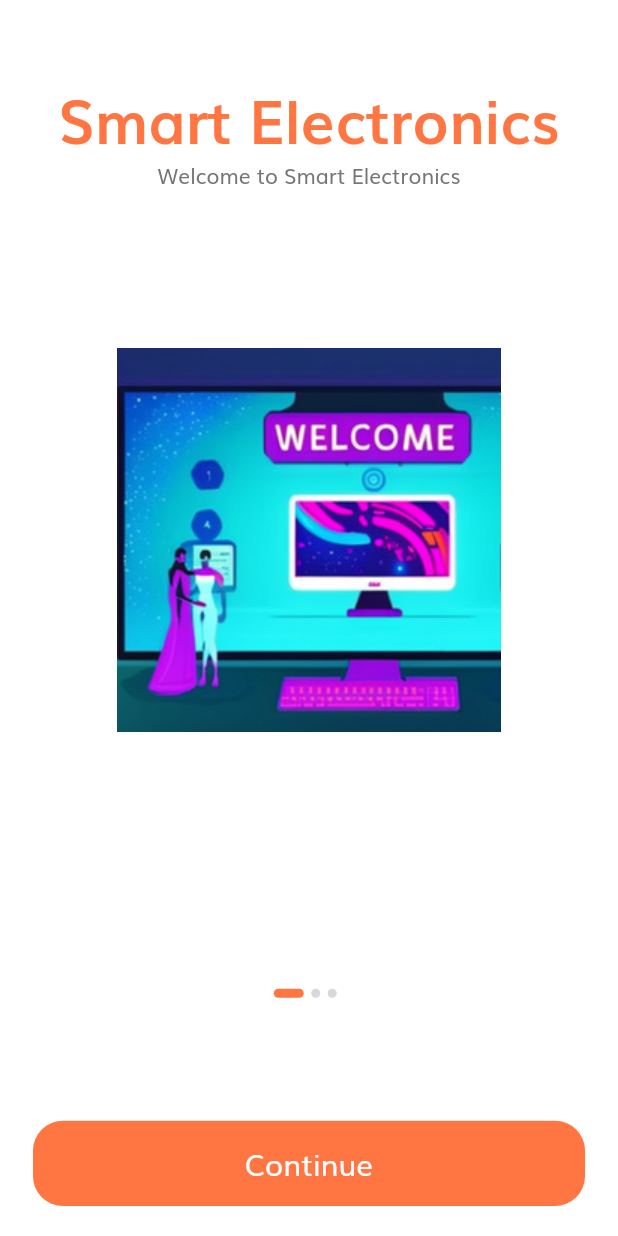
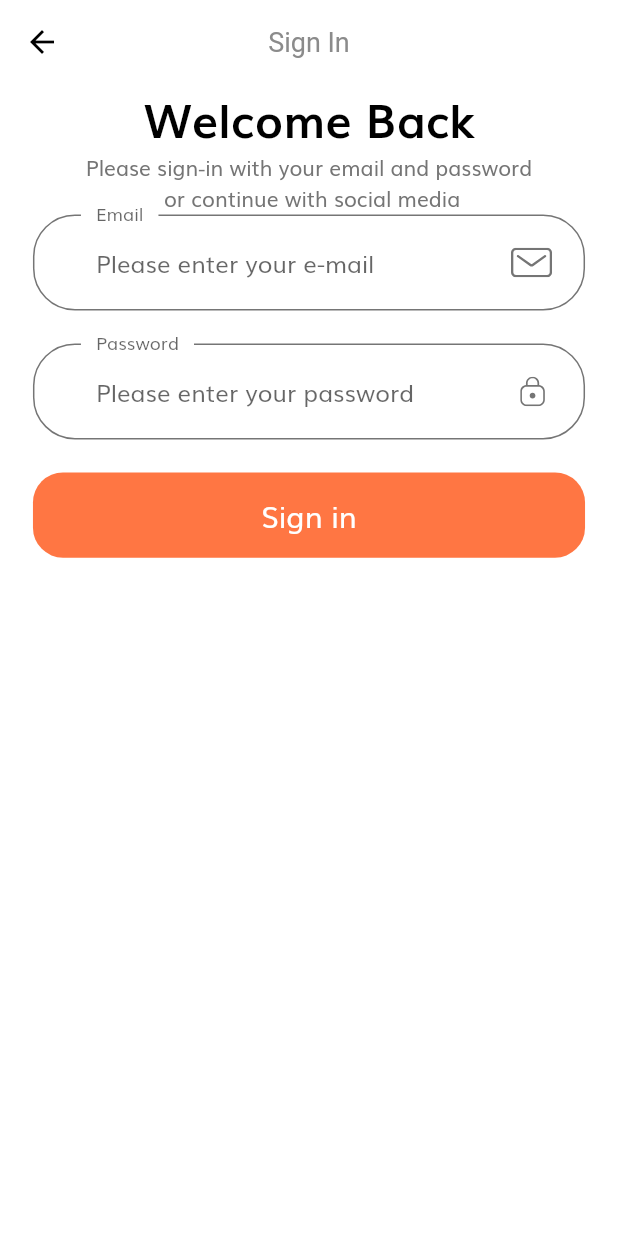
Before and after one commit to ArianMehana/SmartElectronics-v2, a Flutter app: the screen it shows after launch, after a tap on "Continue", on a phone screen of 412 x 824 dp. Run offline on Flutter 3.47's test engine with Material 2 defaults, Android fonts, the phone set to English and light mode, and no system bars; our stand-ins replace flutter_svg.

Commit message:
- added sign in screen(not completed)

```diff
--- /dev/null
+++ b/lib/helpers/customSuffixIcon.dart
@@ -0,0 +1,23 @@
+import 'package:flutter/material.dart';
+import 'package:flutter_svg/svg.dart';
+
+import '../size_config.dart';
+
+class customSuffixIcon extends StatelessWidget {
+  const customSuffixIcon({Key? key, required this.svgIcon}) : super(key: key);
+
+  final String svgIcon;
+
+  @override
+  Widget build(BuildContext context) {
+    return Padding(
+      padding: EdgeInsets.fromLTRB(0,
+          getProportionateScreenWidth(20),
+          getProportionateScreenWidth(20)
+          , getProportionateScreenWidth(20)),
+      child: SvgPicture.asset(
+        svgIcon,
+        height: getProportionateScreenWidth(18),),
+    );
+  }
+}
--- /dev/null
+++ b/lib/helpers/formErrors.dart
@@ -0,0 +1,33 @@
+import 'package:flutter/material.dart';
+import 'package:flutter_svg/svg.dart';
+
+import '../size_config.dart';
+
+class formErrorText extends StatelessWidget {
+  const formErrorText({Key? key, required this.errors}) : super(key: key);
+
+  final List<String> errors;
+
+  @override
+  Widget build(BuildContext context) {
+    return Column(
+        children: List.generate(
+            errors.length,
+                (index) => formErrors(error: errors[index]))
+    );
+  }
+
+  Row formErrors({required String error}) {
+    return Row(
+      children: [
+        SvgPicture.asset("assets/icons/Error.svg",
+          height: getProportionateScreenWidth(14),
+          width: getProportionateScreenWidth(14),),
+        SizedBox(
+          width: getProportionateScreenWidth(10),
+        ),
+        Text(error),
+      ],
+    );
+  }
+}
--- a/lib/main.dart
+++ b/lib/main.dart
@@ -1,21 +1,15 @@
 import 'package:e_commerce_v2/constants.dart';
 import 'package:e_commerce_v2/navigationalRoutes.dart';
 import 'package:e_commerce_v2/screens/splash/splashScreen.dart';
+import 'package:e_commerce_v2/themeData.dart';
 import 'package:flutter/material.dart';
+import 'package:flutter/services.dart';
 
 void main() {
   runApp(
       MaterialApp(
         debugShowCheckedModeBanner: false,
-        theme: ThemeData(
-          scaffoldBackgroundColor: Colors.white,
-          fontFamily: "Muli",
-          textTheme: TextTheme(
-            bodyLarge: TextStyle(color: kTextColor),
-            bodyMedium: TextStyle(color: kTextColor)
-          ),
-          visualDensity: VisualDensity.adaptivePlatformDensity
-        ),
+        theme: themeData(),
         initialRoute: SplashScreen.routeName,
         routes: routes,
         //home: SplashScreen(),
--- a/lib/navigationalRoutes.dart
+++ b/lib/navigationalRoutes.dart
@@ -1,6 +1,8 @@
+import 'package:e_commerce_v2/screens/sign_in_and_up/sign_in.dart';
 import 'package:e_commerce_v2/screens/splash/splashScreen.dart';
 import 'package:flutter/widgets.dart';
 
 final Map<String, WidgetBuilder> routes = {
   SplashScreen.routeName: (context) => SplashScreen(),
+  signInScreen.routeName : (context) => signInScreen(),
 };
--- /dev/null
+++ b/lib/screens/sign_in_and_up/components/body.dart
@@ -0,0 +1,103 @@
+import 'package:e_commerce_v2/constants.dart';
+import 'package:e_commerce_v2/helpers/continueButton.dart';
+import 'package:e_commerce_v2/size_config.dart';
+import 'package:e_commerce_v2/themeData.dart';
+import 'package:flutter/material.dart';
+import 'package:flutter_svg/flutter_svg.dart';
+
+import '../../../helpers/customSuffixIcon.dart';
+import '../../../helpers/formErrors.dart';
+
+class body extends StatelessWidget {
+  const body({Key? key}) : super(key: key);
+
+  @override
+  Widget build(BuildContext context) {
+    return SafeArea(
+        child: SizedBox(
+      width: double.infinity,
+      child: Padding(
+        padding:
+            EdgeInsets.symmetric(horizontal: getProportionateScreenWidth(20)),
+        child: Column(
+          children: [
+            Text(
+              "Welcome Back",
+              style: TextStyle(
+                  color: Colors.black,
+                  fontSize: getProportionateScreenWidth(28),
+                  fontWeight: FontWeight.bold),
+            ),
+            Text(
+              "Please sign-in with your email and password \n or continue with social media",
+              textAlign: TextAlign.center,
+            ),
+            signForms(),
+          ],
+        ),
+      ),
+    ));
+  }
+}
+
+class signForms extends StatefulWidget {
+  const signForms({Key? key}) : super(key: key);
+
+  @override
+  State<signForms> createState() => _signFormsState();
+}
+
+class _signFormsState extends State<signForms> {
+
+  final _formKey = GlobalKey<FormState>();
+  final List<String> errors = [];
+  @override
+  Widget build(BuildContext context) {
+    return Form(
+      key: _formKey,
+        child: Column(
+      children: [
+        buildEmailTextField(),
+        SizedBox(height: getProportionateScreenWidth(20),),
+        buildPasswordTextField(),
+        SizedBox(height: getProportionateScreenWidth(20),),
+        formErrorText(errors: errors),
+        ContinueButton(text: "Sign in", onPress: (){},),
+      ],
+    ));
+  }
+
+  TextFormField buildPasswordTextField() {
+    return TextFormField(
+        obscureText: true,
+        decoration: InputDecoration(
+            hintText: "Please enter your password",
+            labelText: "Password",
+            floatingLabelBehavior: FloatingLabelBehavior.always,
+            suffixIcon: customSuffixIcon(
+              svgIcon: "assets/icons/Lock.svg",),
+            ),
+      );
+  }
+
+  TextFormField buildEmailTextField() {
+    return TextFormField(
+        keyboardType: TextInputType.emailAddress,
+        validator: (value) {
+          if(value!.isEmpty){   //value! should be nullable...
+            setState(() {
+              errors.add("Please enter your email");
+            });
+          }
+          return null;
+        },
+        decoration: InputDecoration(
+           hintText: "Please enter your e-mail",
+           labelText: "Email",
+            floatingLabelBehavior: FloatingLabelBehavior.always,
+            suffixIcon: customSuffixIcon(
+              svgIcon: "assets/icons/Mail.svg",),
+       ),
+      );
+  }
+}
--- /dev/null
+++ b/lib/screens/sign_in_and_up/sign_in.dart
@@ -0,0 +1,17 @@
+import 'package:e_commerce_v2/screens/sign_in_and_up/components/body.dart';
+import 'package:flutter/material.dart';
+
+class signInScreen extends StatelessWidget {
+  const signInScreen({Key? key}) : super(key: key);
+  static String routeName = "/sign_in";
+  @override
+  Widget build(BuildContext context) {
+    return Scaffold(
+      appBar: AppBar(
+        title: Text("Sign In"),
+        centerTitle: true,
+      ),
+      body: body(),
+    );
+  }
+}
--- a/lib/screens/splash/components/body.dart
+++ b/lib/screens/splash/components/body.dart
@@ -1,4 +1,5 @@
 import 'package:e_commerce_v2/constants.dart';
+import 'package:e_commerce_v2/screens/sign_in_and_up/sign_in.dart';
 import 'package:e_commerce_v2/screens/splash/components/splash_content.dart';
 import 'package:e_commerce_v2/size_config.dart';
 import 'package:flutter/material.dart';
@@ -66,7 +67,9 @@ class _BodyState extends State<Body> {
                   Spacer(),
                   Padding(
                     padding: const EdgeInsets.only(bottom: 20),
-                    child: ContinueButton(text: "Continue", onPress: (){},),
+                    child: ContinueButton(text: "Continue", onPress: (){
+                      Navigator.pushNamed(context, signInScreen.routeName);
+                    },),
                   ),
                 SizedBox(),
               ],
--- /dev/null
+++ b/lib/themeData.dart
@@ -0,0 +1,52 @@
+import 'package:flutter/material.dart';
+import 'package:flutter/services.dart';
+
+import 'constants.dart';
+
+ThemeData themeData(){
+  return ThemeData(
+      scaffoldBackgroundColor: Colors.white,
+      fontFamily: "Muli",
+      appBarTheme: appBarTheme(),
+      textTheme: textTheme(),
+      inputDecorationTheme: inputDecorationTheme(),
+      visualDensity: VisualDensity.adaptivePlatformDensity
+  );
+}
+
+InputDecorationTheme inputDecorationTheme() {
+  return InputDecorationTheme(
+        contentPadding: EdgeInsets.symmetric(horizontal: 42,
+            vertical: 20),
+        enabledBorder: outlineInputBorder(),
+        focusedBorder: outlineInputBorder());
+}
+
+OutlineInputBorder outlineInputBorder() {
+  return OutlineInputBorder(
+          borderRadius: BorderRadius.circular(28),
+          borderSide: BorderSide(color: kTextColor),
+          gapPadding: 10);
+}
+
+TextTheme textTheme() {
+  return TextTheme(
+        bodyLarge: TextStyle(color: kTextColor),
+        bodyMedium: TextStyle(color: kTextColor)
+    );
+}
+
+AppBarTheme appBarTheme() {
+  return AppBarTheme(
+        color: Colors.white,
+        elevation: 0,
+        systemOverlayStyle: SystemUiOverlayStyle(
+            systemNavigationBarIconBrightness: Brightness.light
+        ),
+        iconTheme: IconThemeData(color: Colors.black),
+        titleTextStyle: TextStyle(
+            color: Color(0xFF8B8B8B),
+            fontSize: 18.0
+        )
+    );
+}
```
